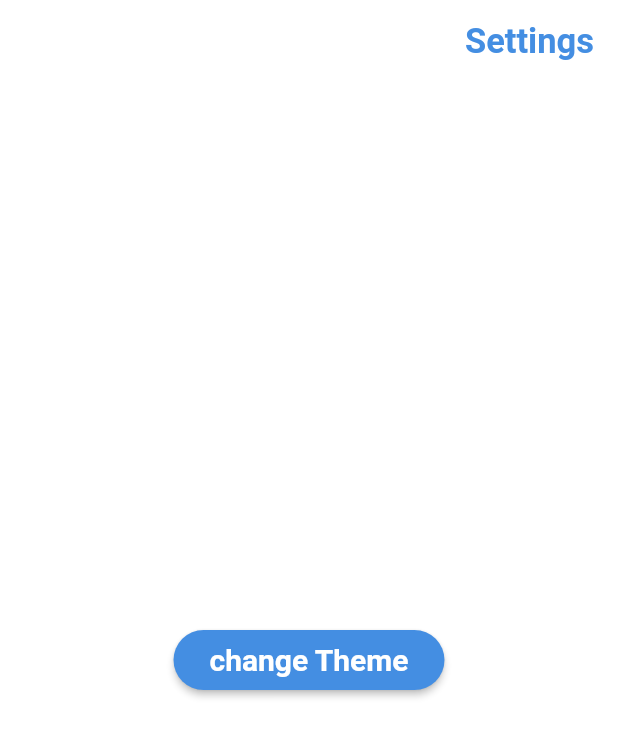
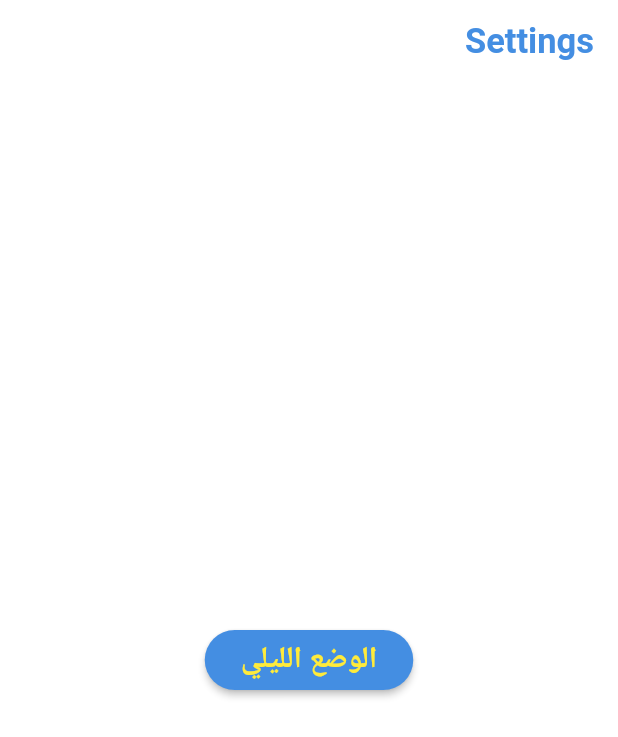
Before and after one commit to JBus-201/jbus-app, a Flutter app: the screen it shows after launch, on a phone screen of 412 x 824 dp. Shown: the top 737 px of the screen. Run offline on Flutter 3.47's test engine with Material 3 defaults, Android fonts, the phone set to English and light mode, and no system bars; our stand-ins replace bloc, flutter_bloc.

Commit message:
with-bloc

```diff
--- a/lib/main.dart
+++ b/lib/main.dart
@@ -1,16 +1,22 @@
 import 'package:flutter/material.dart';
+import 'package:flutter_bloc/flutter_bloc.dart';
 import 'package:jbus_app/screens/authentication/signup/signup.dart';
+import 'package:jbus_app/themes/bloc/theme_bloc.dart';
 import 'package:jbus_app/themes/dark_theme.dart';
 import 'package:jbus_app/themes/light_theme.dart';
-import 'package:jbus_app/themes/theme_model.dart';
+// import 'package:jbus_app/themes/theme_model.dart';
 import 'generated/l10n.dart';
 import 'package:flutter_localizations/flutter_localizations.dart';
-import 'package:provider/provider.dart';
+// import 'package:provider/provider.dart';
 
 void main() {
   runApp(
-    ChangeNotifierProvider(
-      create: (context) => ThemeModel(),
+    MultiBlocProvider(
+      providers: [
+        BlocProvider<ThemeBloc>(
+          create: (BuildContext context) => ThemeBloc(),
+        ),
+      ],
       child: const MyApp(),
     ),
   );
@@ -21,12 +27,16 @@ class MyApp extends StatelessWidget {
 
   @override
   Widget build(BuildContext context) {
+    return BlocBuilder<ThemeBloc, ThemeState>(
+      builder: (context, state) {
+        final currentTheme = (state is ChangeThemeModeState) ? state.currentTheme : ThemeMode.light;
+
         return MaterialApp(
           debugShowCheckedModeBanner: false,
           theme: AppLightTheme().lightTheme(),
           darkTheme: AppDarkTheme().darkTheme(),
-      themeMode: context.watch<ThemeModel>().currentThemeMode,
-      home: SignupScreen(),
+          themeMode: currentTheme,
+          home: const SignupScreen(),
           locale: const Locale('ar'),
           localizationsDelegates: const [
             S.delegate,
@@ -36,5 +46,7 @@ class MyApp extends StatelessWidget {
           ],
           supportedLocales: S.delegate.supportedLocales,
         );
+      },
+    );
   }
 }
--- a/lib/screens/authentication/signup/signup.dart
+++ b/lib/screens/authentication/signup/signup.dart
@@ -1,12 +1,12 @@
 import 'package:flutter/material.dart';
 import 'package:flutter_bloc/flutter_bloc.dart';
 import 'package:jbus_app/generated/l10n.dart';
-import 'package:jbus_app/themes/bloc/theme_switcher_bloc.dart';
-import 'package:jbus_app/themes/theme_model.dart';
-import 'package:provider/provider.dart';
-
+import 'package:jbus_app/themes/bloc/theme_bloc.dart';
+import 'package:jbus_app/themes/color_geters.dart';
 
 class SignupScreen extends StatelessWidget {
+  const SignupScreen({super.key});
+
   @override
   Widget build(BuildContext context) {
     return Scaffold(
@@ -14,13 +14,24 @@ class SignupScreen extends StatelessWidget {
         title: Text('Settings'),
       ),
       body: Center(
-        child: ElevatedButton(
-          onPressed: () {
-            Provider.of<ThemeModel>(context, listen: false).toggleThemeMode();
-          },
-          child: Text('change Theme'),
-        ),
-      ),
+          child: ElevatedButton(
+        style: ElevatedButton.styleFrom(
+            elevation: 2,
+            foregroundColor: Colors.yellow,
+            // const Color.fromARGB(255, 181, 158, 99),
+            backgroundColor: GetThemeColors().getMainColor(context)),
+        onPressed: () {
+          final themeBloc = BlocProvider.of<ThemeBloc>(context);
+          if (themeBloc.currentTheme == ThemeMode.light) {
+            themeBloc.add(DarkThemeModeEvent());
+          } else {
+            themeBloc.add(LightThemeModeEvent());
+          }
+          // BlocProvider.of<ThemeBloc>(context).add(LightThemeModeEvent());
+          // Provider.of<ThemeModel>(context, listen: false).toggleThemeMode();
+        },
+        child: Text(S.of(context).darkTheme),
+      )),
     );
   }
 }
--- /dev/null
+++ b/lib/themes/bloc/theme_event.dart
@@ -0,0 +1,7 @@
+part of 'theme_bloc.dart';
+
+@immutable
+abstract class ThemeEvent {}
+
+class LightThemeModeEvent extends ThemeEvent {}
+class DarkThemeModeEvent extends ThemeEvent {}
--- /dev/null
+++ b/lib/themes/bloc/theme_state.dart
@@ -0,0 +1,13 @@
+part of 'theme_bloc.dart';
+
+@immutable
+abstract class ThemeState {}
+
+final class ThemeInitial extends ThemeState {}
+
+class ChangeThemeModeState extends ThemeState {
+  final ThemeMode currentTheme;
+  ChangeThemeModeState({
+    required this.currentTheme
+    });
+}
--- a/lib/themes/bloc/theme_switcher_event.dart
+++ /dev/null
@@ -1,6 +0,0 @@
-part of 'theme_switcher_bloc.dart';
-
-@immutable
-sealed class ThemeSwitcherEvent {}
-
-class ToggleThemeEvent extends ThemeSwitcherEvent {}
--- a/lib/themes/dark_theme.dart
+++ b/lib/themes/dark_theme.dart
@@ -1,16 +1,15 @@
 import 'package:flutter/material.dart';
-import 'package:jbus_app/main.dart';
 
 class AppDarkTheme {
   // make them static, or use singletone...
-  Color ourMainColor = const Color.fromARGB(255, 68, 142, 226);
+  Color ourMainColor = Color.fromARGB(255, 36, 51, 67);
   Color ourSecondaryColor = const Color.fromARGB(255, 242, 176, 62);
   Color ourThirdColor = const Color.fromARGB(255, 246, 246, 246);
   Color pointsFColor = const Color.fromARGB(255, 225, 209, 159);
   Color pointsSColor = const Color.fromARGB(255, 176, 155, 57);
   Color ourWhite = Colors.white;
   Color ourdarkGray = const Color.fromARGB(255, 65, 65, 65);
-  LinearGradient gradient = LinearGradient(
+  LinearGradient gradient = const LinearGradient(
     colors: [
       Color.fromARGB(255, 225, 209, 159),
       Color.fromARGB(255, 176, 155, 57)
@@ -19,7 +18,7 @@ class AppDarkTheme {
     end: Alignment.bottomCenter,
   );
 
-   Color getMainColor() {
+  Color getMainColor() {
     return ourMainColor;
   }
 
@@ -40,8 +39,7 @@ class AppDarkTheme {
         //AppBar theme
 
         appBarTheme: AppBarTheme(
-            backgroundColor:
-                Color.fromARGB(255, 0, 0, 0).withOpacity(0),
+            backgroundColor: const Color.fromARGB(255, 0, 0, 0).withOpacity(0),
             //centerTitle: true,
             elevation: 0,
             titleTextStyle: TextStyle(
@@ -54,7 +52,7 @@ class AppDarkTheme {
         primaryColor: ourMainColor,
         //Fonts
         fontFamily: 'Roboto',
-        textTheme: TextTheme(
+        textTheme: const TextTheme(
             bodyMedium: TextStyle(fontWeight: FontWeight.bold, fontSize: 18)),
         //ElevatedButton
         elevatedButtonTheme: ElevatedButtonThemeData(
--- a/lib/themes/light_theme.dart
+++ b/lib/themes/light_theme.dart
@@ -1,5 +1,4 @@
 import 'package:flutter/material.dart';
-import 'package:jbus_app/main.dart';
 
 class AppLightTheme {
   // make them static, or use singletone...
@@ -10,7 +9,7 @@ class AppLightTheme {
   Color pointsSColor = const Color.fromARGB(255, 176, 155, 57);
   Color ourWhite = Colors.white;
   Color ourdarkGray = const Color.fromARGB(255, 65, 65, 65);
-  LinearGradient gradient = LinearGradient(
+  LinearGradient gradient = const LinearGradient(
     colors: [
       Color.fromARGB(255, 225, 209, 159),
       Color.fromARGB(255, 176, 155, 57)
@@ -19,7 +18,7 @@ class AppLightTheme {
     end: Alignment.bottomCenter,
   );
 
-   Color getMainColor() {
+  Color getMainColor() {
     return ourMainColor;
   }
 
```
Also changed, not shown: lib/themes/bloc/theme_bloc.dart (added, +29 -0 lines), lib/themes/bloc/theme_switcher_bloc.dart (deleted, +0 -34 lines), lib/themes/bloc/theme_switcher_state.dart (deleted, +0 -12 lines), lib/themes/color_geters.dart (added, +63 -0 lines), lib/themes/theme_provider.dart (line endings or trailing spaces). Lines whose indentation alone changed are shown as unchanged.
